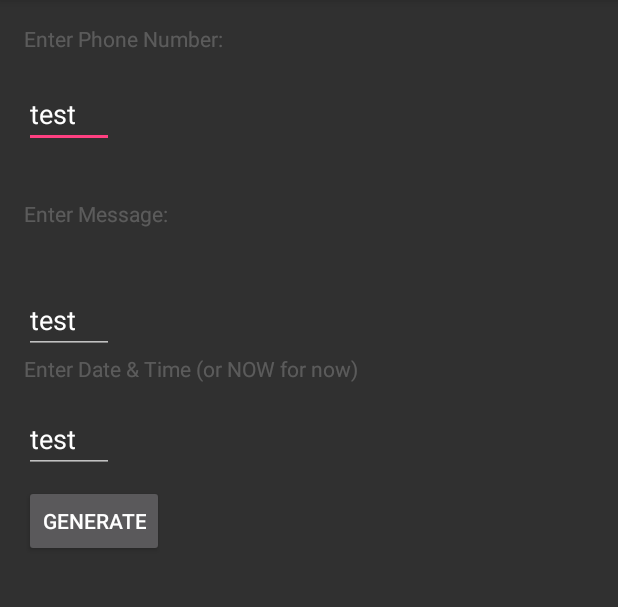
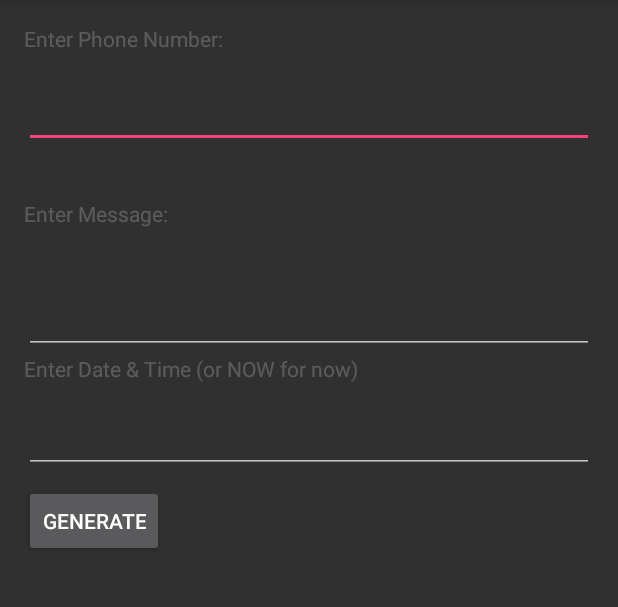
Before and after one commit to post-j-ma/FakeTextsCreator, an Android app: the screen it shows after launch (FakeTextingActivity), on a phone screen of 412 x 824 dp, the part 84-691 px from its top. Run offline under Robolectric (Android 15) with nearby library versions, the phone set to English and light mode, and no system bars.

Commit message:
* make edittexts look better

```diff
--- a/app/src/main/java/com/postjma/pranks/faketextscreator/FakeTextingActivity.java
+++ b/app/src/main/java/com/postjma/pranks/faketextscreator/FakeTextingActivity.java
@@ -7,6 +7,7 @@ import android.net.Uri;
 import android.support.v7.app.AlertDialog;
 import android.support.v7.app.AppCompatActivity;
 import android.os.Bundle;
+import android.telephony.SmsMessage;
 import android.view.View;
 import android.widget.Button;
 import android.widget.TextView;
--- a/app/src/main/res/layout/activity_fake_texting.xml
+++ b/app/src/main/res/layout/activity_fake_texting.xml
@@ -18,9 +18,9 @@
         android:id="@+id/textView" />
 
     <EditText
-        android:text="test"
+        android:text=""
         android:enabled="true"
-        android:layout_width="60dp"
+        android:layout_width="match_parent"
         android:layout_height="40dp"
         android:layout_below="@+id/textView"
         android:layout_alignParentLeft="true"
@@ -40,9 +40,9 @@
         android:id="@+id/textView3" />
 
     <EditText
-        android:text="test"
+        android:text=""
         android:enabled="true"
-        android:layout_width="60dp"
+        android:layout_width="match_parent"
         android:layout_height="40dp"
         android:layout_below="@+id/textView3"
         android:layout_alignParentLeft="true"
@@ -71,9 +71,9 @@
         android:layout_alignParentStart="true" />
 
     <EditText
-        android:text="test"
+        android:text=""
         android:enabled="true"
-        android:layout_width="60dp"
+        android:layout_width="match_parent"
         android:layout_height="40dp"
         android:layout_marginTop="20dp"
         android:id="@+id/textView6"
```
